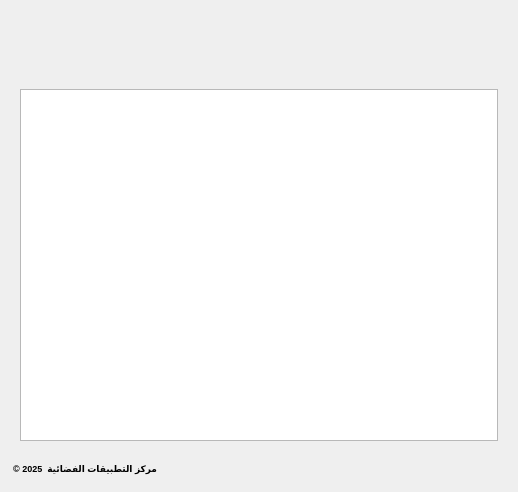
Qt form gui/liste.ui (Zuhir-Benslama/CAM-Communal-Addressing-Map) before a commit.
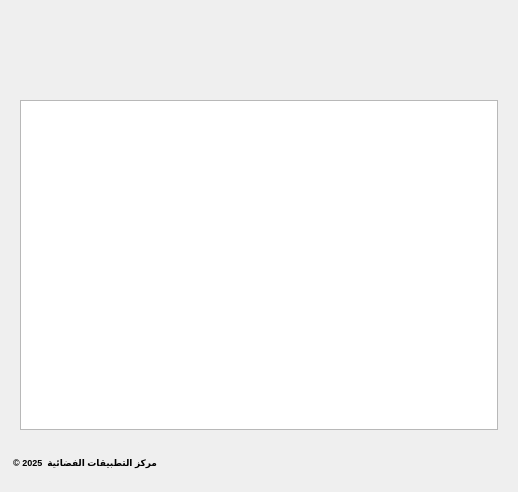
The same form after that commit. Icons and pictures are not drawn.

The edit to the form file:
```diff
--- a/gui/liste.ui
+++ b/gui/liste.ui
@@ -16,12 +16,6 @@
     <height>492</height>
    </size>
   </property>
-  <property name="maximumSize">
-   <size>
-    <width>518</width>
-    <height>492</height>
-   </size>
-  </property>
   <property name="windowTitle">
    <string>Dialog</string>
   </property>
@@ -68,18 +62,15 @@
      <property name="minimumSize">
       <size>
        <width>0</width>
-       <height>25</height>
+        <height>36</height>
       </size>
      </property>
      <property name="maximumSize">
       <size>
        <width>16777215</width>
-       <height>25</height>
-      </size>
-     </property>
-     <property name="styleSheet">
-      <string notr="true" />
-     </property>
+        <height>36</height>
+       </size>
+      </property>
      <property name="frameShape">
       <enum>QFrame::NoFrame</enum>
      </property>
@@ -167,18 +158,15 @@
      <property name="minimumSize">
       <size>
        <width>0</width>
-       <height>25</height>
+        <height>36</height>
       </size>
      </property>
      <property name="maximumSize">
       <size>
        <width>16777215</width>
-       <height>25</height>
-      </size>
-     </property>
-     <property name="styleSheet">
-      <string notr="true" />
-     </property>
+        <height>36</height>
+       </size>
+      </property>
      <property name="frameShape">
       <enum>QFrame::NoFrame</enum>
      </property>
```
Lines whose indentation alone changed are shown as unchanged.
